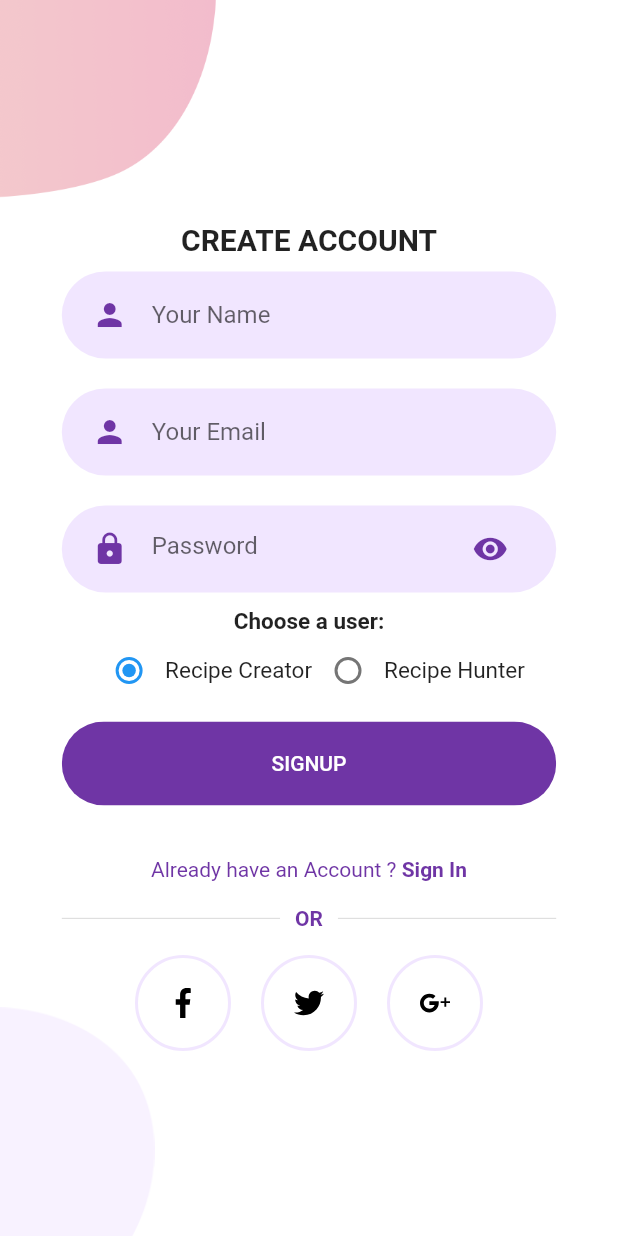
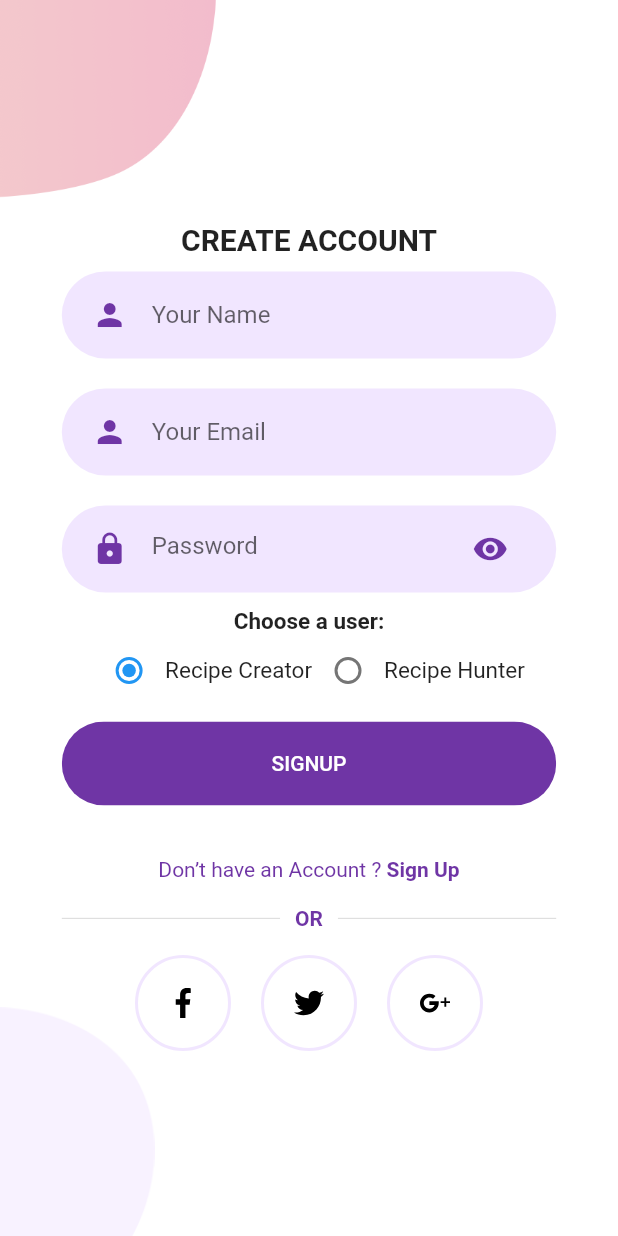
Before and after one commit to Group7-Map-Organization/Dapur_Malaysia, a Flutter app: the SignUpScreen screen opened directly, on a phone screen of 412 x 824 dp. Run offline on Flutter 3.47's test engine with Material 2 defaults, Android fonts, the phone set to English and light mode, and no system bars; our stand-ins replace flutter_svg.

Commit message:
Update already_have_an_account_acheck.dart

```diff
--- a/lib/components/already_have_an_account_acheck.dart
+++ b/lib/components/already_have_an_account_acheck.dart
@@ -16,13 +16,13 @@ class AlreadyHaveAnAccountCheck extends StatelessWidget {
       mainAxisAlignment: MainAxisAlignment.center,
       children: <Widget>[
         Text(
-          login ? "Don’t have an Account ? " : "Already have an Account ? ",
+          "Don’t have an Account ? ",
           style: TextStyle(color: kPrimaryColor),
         ),
         GestureDetector(
           onTap: press,
           child: Text(
-            login ? "Sign Up" : "Sign In",
+            "Sign Up",
             style: TextStyle(
               color: kPrimaryColor,
               fontWeight: FontWeight.bold,
```
